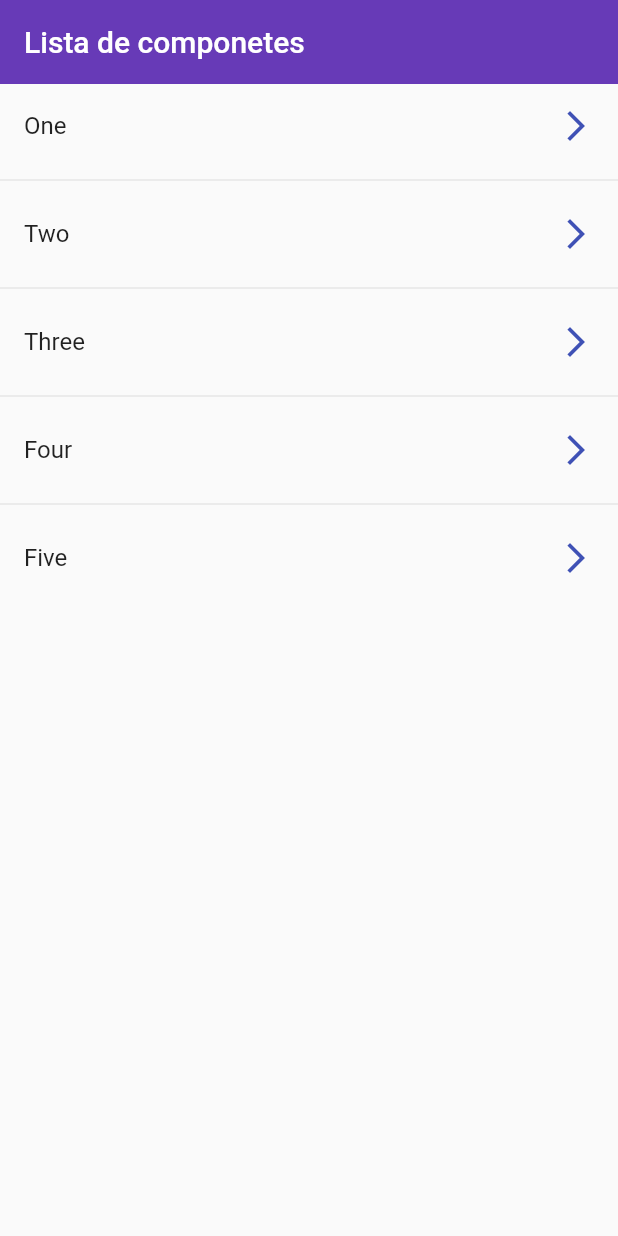
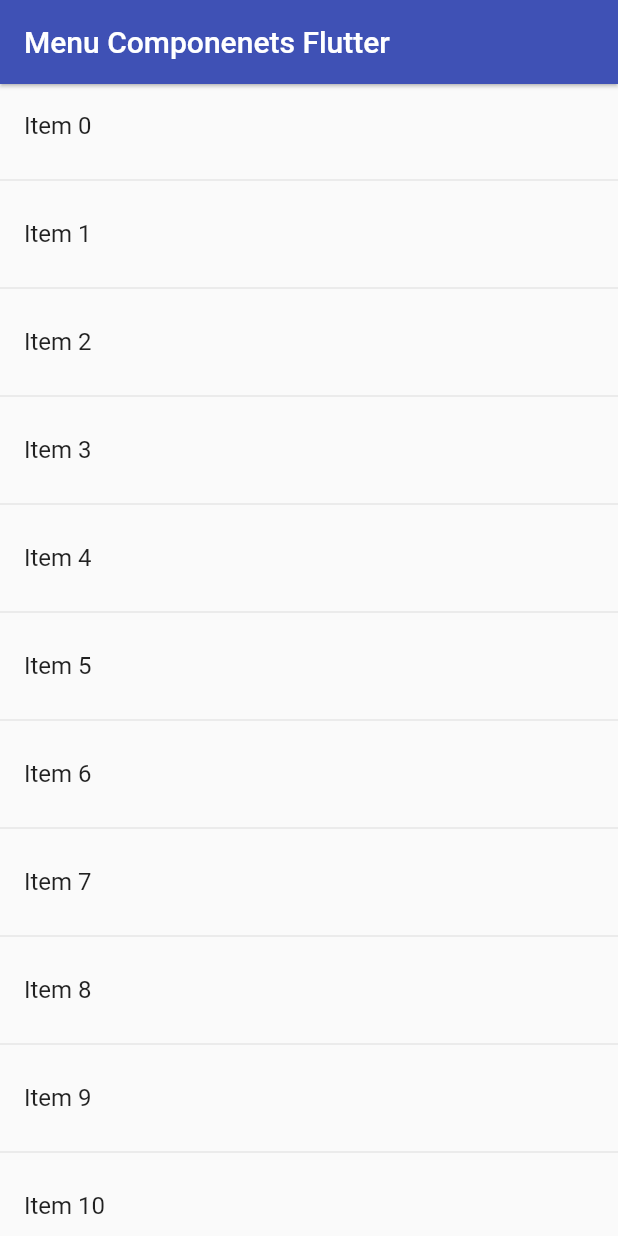
Before and after one commit to Turyfay/app-components-flutter, a Flutter app: the screen it shows after launch, on a phone screen of 412 x 824 dp. Run offline on Flutter 3.47's test engine with Material 2 defaults, Android fonts, the phone set to English and light mode, and no system bars.

Commit message:
Diseño de home

```diff
--- a/lib/main.dart
+++ b/lib/main.dart
@@ -1,4 +1,4 @@
-import 'package:app_components/screens/listview2_screeen.dart';
+import 'package:app_components/screens/screens.dart';
 import 'package:flutter/material.dart';
 
 void main() => runApp(const MyApp());
@@ -8,9 +8,17 @@
 
   @override
   Widget build(BuildContext context) {
-    return const MaterialApp(
+    return MaterialApp(
         debugShowCheckedModeBanner: false,
         title: 'App components',
-        home: Listview2Screen());
+        //home: Listview2Screen()
+        initialRoute: 'home',
+        routes: {
+          'home': (BuildContext context) => const HomeScreen(),
+          'listview1': (BuildContext context) => const Listview1Screen(),
+          'listview2': (BuildContext context) => const Listview2Screen(),
+          'alert': (BuildContext context) => const AlertScreen(),
+          'card': (BuildContext context) => const CardScreen(),
+        });
   }
 }
--- /dev/null
+++ b/lib/screens/home_screen.dart
@@ -0,0 +1,22 @@
+import 'package:flutter/material.dart';
+
+class HomeScreen extends StatelessWidget {
+  const HomeScreen({Key? key}) : super(key: key);
+
+  @override
+  Widget build(BuildContext context) {
+    return Scaffold(
+        appBar: AppBar(
+          backgroundColor: Colors.indigo,
+          elevation: 1,
+          title: const Text('Menu Componenets Flutter'),
+        ),
+        body: ListView.separated(
+            itemBuilder: (context, index) => ListTile(
+                  title: Text('Item $index'),
+                  onTap: () {},
+                ),
+            separatorBuilder: (context, index) => const Divider(),
+            itemCount: 100));
+  }
+}
--- /dev/null
+++ b/lib/screens/screens.dart
@@ -0,0 +1,5 @@
+export 'package:app_components/screens/alert_screen.dart';
+export 'package:app_components/screens/card_screend.dart';
+export 'package:app_components/screens/listview1_screeen.dart';
+export 'package:app_components/screens/listview2_screeen.dart';
+export 'package:app_components/screens/home_screen.dart';
```
Also changed, not shown: lib/screens/alert_screen.dart (added, +14 -0 lines), lib/screens/card_screend.dart (added, +14 -0 lines).
